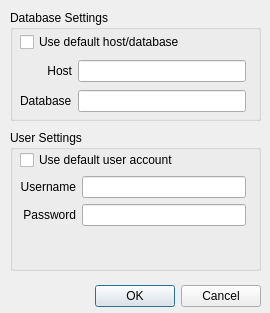
Above: dblogin.ui from netrunner-debian-kde-extras/robojournal before the change. Below: the same form after it.
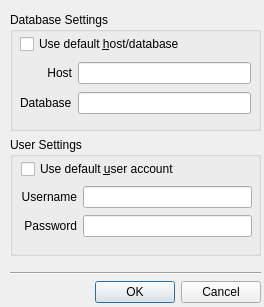
That is the form after the change. Icons and pictures are not drawn.

```diff
--- a/dblogin.ui
+++ b/dblogin.ui
@@ -6,8 +6,8 @@
    <rect>
     <x>0</x>
     <y>0</y>
-    <width>270</width>
-    <height>313</height>
+    <width>264</width>
+    <height>307</height>
    </rect>
   </property>
   <property name="windowTitle">
@@ -17,31 +17,18 @@
    <iconset resource="images.qrc">
     <normaloff>:/icons/robojournal-icon.png</normaloff>:/icons/robojournal-icon.png</iconset>
   </property>
-  <widget class="QDialogButtonBox" name="buttonBox">
+  <widget class="QWidget" name="layoutWidget0">
    <property name="geometry">
     <rect>
-     <x>20</x>
-     <y>280</y>
-     <width>241</width>
-     <height>32</height>
+     <x>10</x>
+     <y>12</y>
+     <width>251</width>
+     <height>291</height>
     </rect>
    </property>
-   <property name="orientation">
-    <enum>Qt::Horizontal</enum>
-   </property>
-   <property name="standardButtons">
-    <set>QDialogButtonBox::Cancel|QDialogButtonBox::Ok</set>
-   </property>
-  </widget>
+   <layout class="QVBoxLayout" name="verticalLayout" stretch="1,1,0,0,1">
+    <item>
   <widget class="QGroupBox" name="groupBox">
-   <property name="geometry">
-    <rect>
-     <x>10</x>
-     <y>10</y>
-     <width>251</width>
-     <height>111</height>
-    </rect>
-   </property>
    <property name="title">
     <string>Database Settings</string>
    </property>
@@ -50,7 +37,7 @@
      <rect>
       <x>10</x>
       <y>20</y>
-      <width>226</width>
+         <width>231</width>
       <height>86</height>
      </rect>
     </property>
@@ -58,7 +45,7 @@
      <item row="0" column="0" colspan="2">
       <widget class="QCheckBox" name="UseDBDefault">
        <property name="text">
-        <string>Use default host/database</string>
+           <string>Use default &amp;host/database</string>
        </property>
       </widget>
      </item>
@@ -100,15 +87,9 @@
     </layout>
    </widget>
   </widget>
+    </item>
+    <item>
   <widget class="QGroupBox" name="groupBox_2">
-   <property name="geometry">
-    <rect>
-     <x>10</x>
-     <y>130</y>
-     <width>251</width>
-     <height>141</height>
-    </rect>
-   </property>
    <property name="title">
     <string>User Settings</string>
    </property>
@@ -118,20 +99,20 @@
    <property name="checkable">
     <bool>false</bool>
    </property>
-   <widget class="QWidget" name="layoutWidget">
+      <widget class="QWidget" name="layoutWidget1">
     <property name="geometry">
      <rect>
-      <x>10</x>
-      <y>20</y>
-      <width>226</width>
-      <height>111</height>
-     </rect>
-    </property>
-    <layout class="QGridLayout" name="gridLayout_2">
+         <x>11</x>
+         <y>21</y>
+         <width>231</width>
+         <height>81</height>
+        </rect>
+       </property>
+       <layout class="QGridLayout" name="gridLayout">
      <item row="0" column="0" colspan="2">
       <widget class="QCheckBox" name="UseUserDefault">
        <property name="text">
-        <string>Use default user account</string>
+           <string>Use default &amp;user account</string>
        </property>
       </widget>
      </item>
@@ -172,444 +153,44 @@
        </property>
       </widget>
      </item>
-     <item row="3" column="0" colspan="2">
-      <widget class="QLabel" name="WarningLabel">
-       <property name="palette">
-        <palette>
-         <active>
-          <colorrole role="WindowText">
-           <brush brushstyle="SolidPattern">
-            <color alpha="255">
-             <red>0</red>
-             <green>0</green>
-             <blue>0</blue>
-            </color>
-           </brush>
-          </colorrole>
-          <colorrole role="Button">
-           <brush brushstyle="SolidPattern">
-            <color alpha="255">
-             <red>255</red>
-             <green>0</green>
-             <blue>0</blue>
-            </color>
-           </brush>
-          </colorrole>
-          <colorrole role="Light">
-           <brush brushstyle="SolidPattern">
-            <color alpha="255">
-             <red>255</red>
-             <green>127</green>
-             <blue>127</blue>
-            </color>
-           </brush>
-          </colorrole>
-          <colorrole role="Midlight">
-           <brush brushstyle="SolidPattern">
-            <color alpha="255">
-             <red>255</red>
-             <green>63</green>
-             <blue>63</blue>
-            </color>
-           </brush>
-          </colorrole>
-          <colorrole role="Dark">
-           <brush brushstyle="SolidPattern">
-            <color alpha="255">
-             <red>127</red>
-             <green>0</green>
-             <blue>0</blue>
-            </color>
-           </brush>
-          </colorrole>
-          <colorrole role="Mid">
-           <brush brushstyle="SolidPattern">
-            <color alpha="255">
-             <red>170</red>
-             <green>0</green>
-             <blue>0</blue>
-            </color>
-           </brush>
-          </colorrole>
-          <colorrole role="Text">
-           <brush brushstyle="SolidPattern">
-            <color alpha="255">
-             <red>0</red>
-             <green>0</green>
-             <blue>0</blue>
-            </color>
-           </brush>
-          </colorrole>
-          <colorrole role="BrightText">
-           <brush brushstyle="SolidPattern">
-            <color alpha="255">
-             <red>255</red>
-             <green>255</green>
-             <blue>255</blue>
-            </color>
-           </brush>
-          </colorrole>
-          <colorrole role="ButtonText">
-           <brush brushstyle="SolidPattern">
-            <color alpha="255">
-             <red>0</red>
-             <green>0</green>
-             <blue>0</blue>
-            </color>
-           </brush>
-          </colorrole>
-          <colorrole role="Base">
-           <brush brushstyle="SolidPattern">
-            <color alpha="255">
-             <red>255</red>
-             <green>255</green>
-             <blue>255</blue>
-            </color>
-           </brush>
-          </colorrole>
-          <colorrole role="Window">
-           <brush brushstyle="SolidPattern">
-            <color alpha="255">
-             <red>255</red>
-             <green>0</green>
-             <blue>0</blue>
-            </color>
-           </brush>
-          </colorrole>
-          <colorrole role="Shadow">
-           <brush brushstyle="SolidPattern">
-            <color alpha="255">
-             <red>0</red>
-             <green>0</green>
-             <blue>0</blue>
-            </color>
-           </brush>
-          </colorrole>
-          <colorrole role="AlternateBase">
-           <brush brushstyle="SolidPattern">
-            <color alpha="255">
-             <red>255</red>
-             <green>127</green>
-             <blue>127</blue>
-            </color>
-           </brush>
-          </colorrole>
-          <colorrole role="ToolTipBase">
-           <brush brushstyle="SolidPattern">
-            <color alpha="255">
-             <red>255</red>
-             <green>255</green>
-             <blue>220</blue>
-            </color>
-           </brush>
-          </colorrole>
-          <colorrole role="ToolTipText">
-           <brush brushstyle="SolidPattern">
-            <color alpha="255">
-             <red>0</red>
-             <green>0</green>
-             <blue>0</blue>
-            </color>
-           </brush>
-          </colorrole>
-         </active>
-         <inactive>
-          <colorrole role="WindowText">
-           <brush brushstyle="SolidPattern">
-            <color alpha="255">
-             <red>0</red>
-             <green>0</green>
-             <blue>0</blue>
-            </color>
-           </brush>
-          </colorrole>
-          <colorrole role="Button">
-           <brush brushstyle="SolidPattern">
-            <color alpha="255">
-             <red>255</red>
-             <green>0</green>
-             <blue>0</blue>
-            </color>
-           </brush>
-          </colorrole>
-          <colorrole role="Light">
-           <brush brushstyle="SolidPattern">
-            <color alpha="255">
-             <red>255</red>
-             <green>127</green>
-             <blue>127</blue>
-            </color>
-           </brush>
-          </colorrole>
-          <colorrole role="Midlight">
-           <brush brushstyle="SolidPattern">
-            <color alpha="255">
-             <red>255</red>
-             <green>63</green>
-             <blue>63</blue>
-            </color>
-           </brush>
-          </colorrole>
-          <colorrole role="Dark">
-           <brush brushstyle="SolidPattern">
-            <color alpha="255">
-             <red>127</red>
-             <green>0</green>
-             <blue>0</blue>
-            </color>
-           </brush>
-          </colorrole>
-          <colorrole role="Mid">
-           <brush brushstyle="SolidPattern">
-            <color alpha="255">
-             <red>170</red>
-             <green>0</green>
-             <blue>0</blue>
-            </color>
-           </brush>
-          </colorrole>
-          <colorrole role="Text">
-           <brush brushstyle="SolidPattern">
-            <color alpha="255">
-             <red>0</red>
-             <green>0</green>
-             <blue>0</blue>
-            </color>
-           </brush>
-          </colorrole>
-          <colorrole role="BrightText">
-           <brush brushstyle="SolidPattern">
-            <color alpha="255">
-             <red>255</red>
-             <green>255</green>
-             <blue>255</blue>
-            </color>
-           </brush>
-          </colorrole>
-          <colorrole role="ButtonText">
-           <brush brushstyle="SolidPattern">
-            <color alpha="255">
-             <red>0</red>
-             <green>0</green>
-             <blue>0</blue>
-            </color>
-           </brush>
-          </colorrole>
-          <colorrole role="Base">
-           <brush brushstyle="SolidPattern">
-            <color alpha="255">
-             <red>255</red>
-             <green>255</green>
-             <blue>255</blue>
-            </color>
-           </brush>
-          </colorrole>
-          <colorrole role="Window">
-           <brush brushstyle="SolidPattern">
-            <color alpha="255">
-             <red>255</red>
-             <green>0</green>
-             <blue>0</blue>
-            </color>
-           </brush>
-          </colorrole>
-          <colorrole role="Shadow">
-           <brush brushstyle="SolidPattern">
-            <color alpha="255">
-             <red>0</red>
-             <green>0</green>
-             <blue>0</blue>
-            </color>
-           </brush>
-          </colorrole>
-          <colorrole role="AlternateBase">
-           <brush brushstyle="SolidPattern">
-            <color alpha="255">
-             <red>255</red>
-             <green>127</green>
-             <blue>127</blue>
-            </color>
-           </brush>
-          </colorrole>
-          <colorrole role="ToolTipBase">
-           <brush brushstyle="SolidPattern">
-            <color alpha="255">
-             <red>255</red>
-             <green>255</green>
-             <blue>220</blue>
-            </color>
-           </brush>
-          </colorrole>
-          <colorrole role="ToolTipText">
-           <brush brushstyle="SolidPattern">
-            <color alpha="255">
-             <red>0</red>
-             <green>0</green>
-             <blue>0</blue>
-            </color>
-           </brush>
-          </colorrole>
-         </inactive>
-         <disabled>
-          <colorrole role="WindowText">
-           <brush brushstyle="SolidPattern">
-            <color alpha="255">
-             <red>127</red>
-             <green>0</green>
-             <blue>0</blue>
-            </color>
-           </brush>
-          </colorrole>
-          <colorrole role="Button">
-           <brush brushstyle="SolidPattern">
-            <color alpha="255">
-             <red>255</red>
-             <green>0</green>
-             <blue>0</blue>
-            </color>
-           </brush>
-          </colorrole>
-          <colorrole role="Light">
-           <brush brushstyle="SolidPattern">
-            <color alpha="255">
-             <red>255</red>
-             <green>127</green>
-             <blue>127</blue>
-            </color>
-           </brush>
-          </colorrole>
-          <colorrole role="Midlight">
-           <brush brushstyle="SolidPattern">
-            <color alpha="255">
-             <red>255</red>
-             <green>63</green>
-             <blue>63</blue>
-            </color>
-           </brush>
-          </colorrole>
-          <colorrole role="Dark">
-           <brush brushstyle="SolidPattern">
-            <color alpha="255">
-             <red>127</red>
-             <green>0</green>
-             <blue>0</blue>
-            </color>
-           </brush>
-          </colorrole>
-          <colorrole role="Mid">
-           <brush brushstyle="SolidPattern">
-            <color alpha="255">
-             <red>170</red>
-             <green>0</green>
-             <blue>0</blue>
-            </color>
-           </brush>
-          </colorrole>
-          <colorrole role="Text">
-           <brush brushstyle="SolidPattern">
-            <color alpha="255">
-             <red>127</red>
-             <green>0</green>
-             <blue>0</blue>
-            </color>
-           </brush>
-          </colorrole>
-          <colorrole role="BrightText">
-           <brush brushstyle="SolidPattern">
-            <color alpha="255">
-             <red>255</red>
-             <green>255</green>
-             <blue>255</blue>
-            </color>
-           </brush>
-          </colorrole>
-          <colorrole role="ButtonText">
-           <brush brushstyle="SolidPattern">
-            <color alpha="255">
-             <red>127</red>
-             <green>0</green>
-             <blue>0</blue>
-            </color>
-           </brush>
-          </colorrole>
-          <colorrole role="Base">
-           <brush brushstyle="SolidPattern">
-            <color alpha="255">
-             <red>255</red>
-             <green>0</green>
-             <blue>0</blue>
-            </color>
-           </brush>
-          </colorrole>
-          <colorrole role="Window">
-           <brush brushstyle="SolidPattern">
-            <color alpha="255">
-             <red>255</red>
-             <green>0</green>
-             <blue>0</blue>
-            </color>
-           </brush>
-          </colorrole>
-          <colorrole role="Shadow">
-           <brush brushstyle="SolidPattern">
-            <color alpha="255">
-             <red>0</red>
-             <green>0</green>
-             <blue>0</blue>
-            </color>
-           </brush>
-          </colorrole>
-          <colorrole role="AlternateBase">
-           <brush brushstyle="SolidPattern">
-            <color alpha="255">
-             <red>255</red>
-             <green>0</green>
-             <blue>0</blue>
-            </color>
-           </brush>
-          </colorrole>
-          <colorrole role="ToolTipBase">
-           <brush brushstyle="SolidPattern">
-            <color alpha="255">
-             <red>255</red>
-             <green>255</green>
-             <blue>220</blue>
-            </color>
-           </brush>
-          </colorrole>
-          <colorrole role="ToolTipText">
-           <brush brushstyle="SolidPattern">
-            <color alpha="255">
-             <red>0</red>
-             <green>0</green>
-             <blue>0</blue>
-            </color>
-           </brush>
-          </colorrole>
-         </disabled>
-        </palette>
-       </property>
-       <property name="font">
-        <font>
-         <pointsize>7</pointsize>
-        </font>
-       </property>
-       <property name="text">
-        <string/>
-       </property>
-       <property name="textFormat">
-        <enum>Qt::RichText</enum>
-       </property>
-       <property name="alignment">
-        <set>Qt::AlignLeading|Qt::AlignLeft|Qt::AlignTop</set>
-       </property>
-       <property name="wordWrap">
-        <bool>true</bool>
+       </layout>
+      </widget>
+     </widget>
+    </item>
+    <item>
+     <spacer name="verticalSpacer">
+      <property name="orientation">
+       <enum>Qt::Vertical</enum>
+      </property>
+      <property name="sizeType">
+       <enum>QSizePolicy::Fixed</enum>
+      </property>
+      <property name="sizeHint" stdset="0">
+       <size>
+        <width>20</width>
+        <height>10</height>
+       </size>
+      </property>
+     </spacer>
+    </item>
+    <item>
+     <widget class="Line" name="line">
+      <property name="orientation">
+       <enum>Qt::Horizontal</enum>
+      </property>
+     </widget>
+    </item>
+    <item>
+     <widget class="QDialogButtonBox" name="buttonBox">
+      <property name="orientation">
+       <enum>Qt::Horizontal</enum>
+      </property>
+      <property name="standardButtons">
+       <set>QDialogButtonBox::Cancel|QDialogButtonBox::Ok</set>
        </property>
       </widget>
      </item>
     </layout>
-   </widget>
   </widget>
  </widget>
  <resources>
```
Left out of the diff: 24 changed lines with no effect on the pictures. Lines whose indentation alone changed are shown as unchanged.
